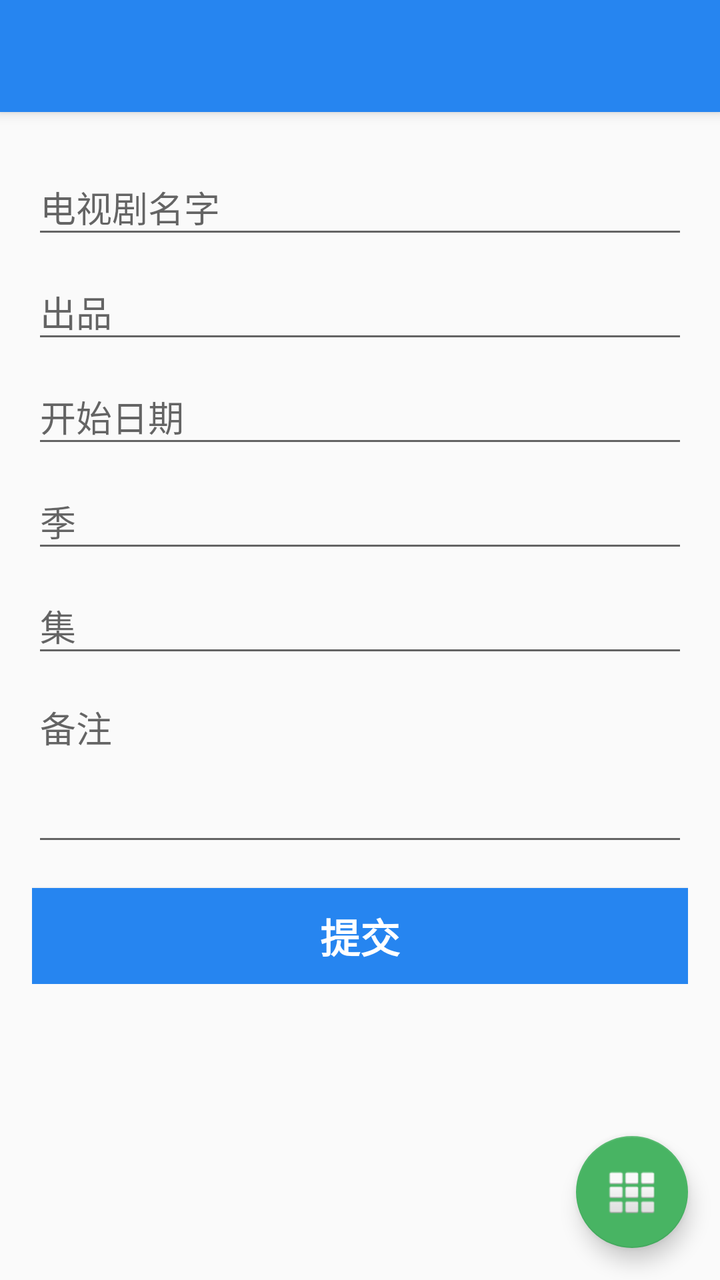
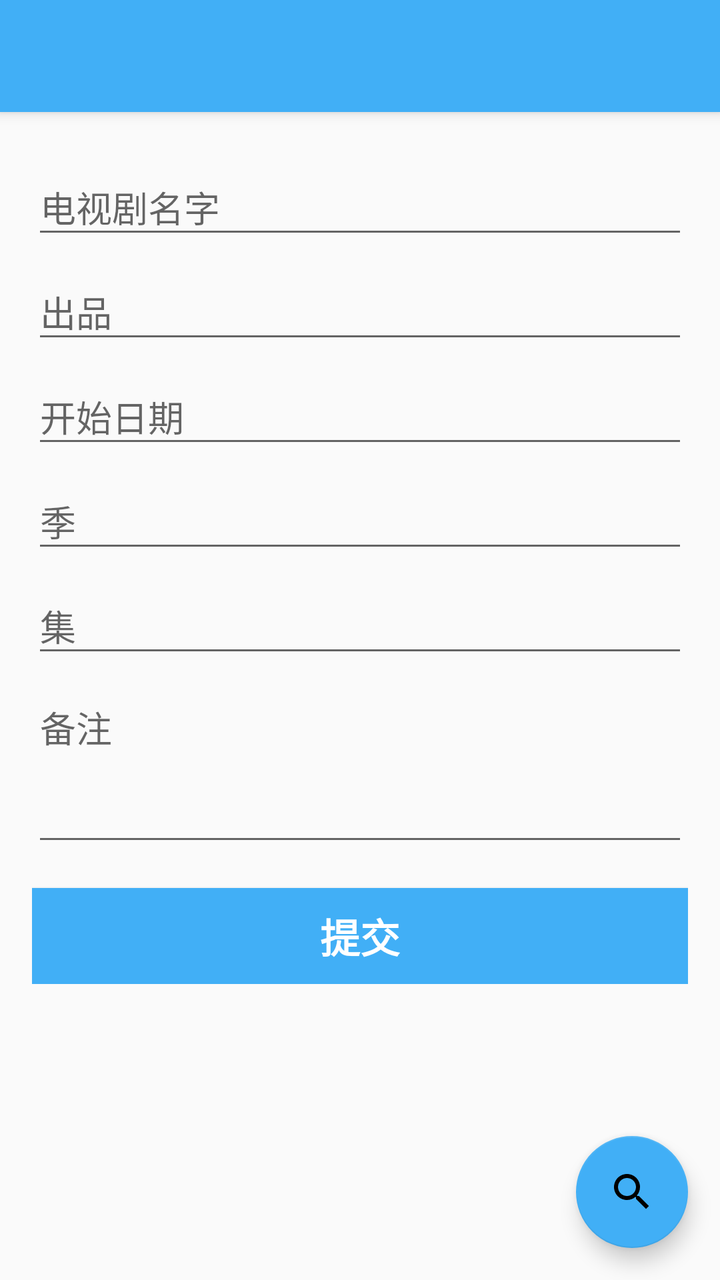

Compare the two renders of this Android layout. The source of the first and the diff that turns it into the second are given below.
<!-- AndroidManifest.xml: activity theme AppTheme.NoActionBar -->
<!-- res/layout/activity_show_info.xml -->
<?xml version="1.0" encoding="utf-8"?>
<android.support.design.widget.CoordinatorLayout
    xmlns:android="http://schemas.android.com/apk/res/android"
    xmlns:app="http://schemas.android.com/apk/res-auto"
    xmlns:tools="http://schemas.android.com/tools"
    android:layout_width="match_parent"
    android:layout_height="match_parent"
    tools:context="cn.sixlab.app.mineapps.activity.ShowInfoActivity">

    <android.support.design.widget.AppBarLayout
        android:layout_width="match_parent"
        android:layout_height="wrap_content"
        android:theme="@style/AppTheme.AppBarOverlay">

        <android.support.v7.widget.Toolbar
            android:id="@+id/toolbar"
            android:layout_width="match_parent"
            android:layout_height="?attr/actionBarSize"
            android:background="?attr/colorPrimary"
            app:popupTheme="@style/AppTheme.PopupOverlay"/>

    </android.support.design.widget.AppBarLayout>

    <include layout="@layout/content_show_info"/>

    <android.support.design.widget.FloatingActionButton
        android:id="@+id/fab"
        android:layout_width="wrap_content"
        android:layout_height="wrap_content"
        android:layout_gravity="bottom|end"
        android:layout_margin="@dimen/fab_margin"
        app:srcCompat="@android:drawable/ic_dialog_dialer"/>

</android.support.design.widget.CoordinatorLayout>
<!-- res/layout/content_show_info.xml (included above) -->
<?xml version="1.0" encoding="utf-8"?>
<android.support.constraint.ConstraintLayout
    xmlns:android="http://schemas.android.com/apk/res/android"
    xmlns:app="http://schemas.android.com/apk/res-auto"
    xmlns:tools="http://schemas.android.com/tools"
    android:layout_width="match_parent"
    android:layout_height="match_parent"
    android:paddingBottom="@dimen/activity_vertical_margin"
    android:paddingLeft="@dimen/activity_horizontal_margin"
    android:paddingRight="@dimen/activity_horizontal_margin"
    android:paddingTop="@dimen/activity_vertical_margin"
    app:layout_behavior="@string/appbar_scrolling_view_behavior"
    tools:context="cn.sixlab.app.mineapps.activity.ShowInfoActivity"
    tools:showIn="@layout/activity_show_info">

    <ScrollView
        android:layout_width="match_parent"
        android:layout_height="match_parent">
        <LinearLayout
            android:layout_width="match_parent"
            android:layout_height="wrap_content"
            android:orientation="vertical">

            <android.support.design.widget.TextInputLayout
                android:layout_width="match_parent"
                android:layout_height="wrap_content">

                <EditText
                    android:id="@+id/text_show_name"
                    android:layout_width="match_parent"
                    android:layout_height="wrap_content"
                    android:hint="@string/prompt_show_name"
                    android:inputType="text"
                    android:maxLines="1"
                    android:singleLine="true"/>
            </android.support.design.widget.TextInputLayout>

            <android.support.design.widget.TextInputLayout
                android:layout_width="match_parent"
                android:layout_height="wrap_content">
                <EditText
                    android:id="@+id/text_tv"
                    android:layout_width="match_parent"
                    android:layout_height="wrap_content"
                    android:hint="@string/prompt_tv"
                    android:inputType="number"
                    android:maxLines="1"
                    android:singleLine="true"/>
            </android.support.design.widget.TextInputLayout>

            <android.support.design.widget.TextInputLayout
                android:layout_width="match_parent"
                android:layout_height="wrap_content">
                <EditText
                    android:id="@+id/text_begin_date"
                    android:layout_width="match_parent"
                    android:layout_height="wrap_content"
                    android:hint="@string/prompt_begin_date"
                    android:inputType="date"
                    android:maxLines="1"
                    android:singleLine="true"/>
            </android.support.design.widget.TextInputLayout>

            <android.support.design.widget.TextInputLayout
                android:layout_width="match_parent"
                android:layout_height="wrap_content">
                <EditText
                    android:id="@+id/text_show_season"
                    android:layout_width="match_parent"
                    android:layout_height="wrap_content"
                    android:hint="@string/prompt_show_season"
                    android:inputType="number"
                    android:maxLines="1"
                    android:singleLine="true"/>
            </android.support.design.widget.TextInputLayout>

            <android.support.design.widget.TextInputLayout
                android:layout_width="match_parent"
                android:layout_height="wrap_content">
                <EditText
                    android:id="@+id/text_show_episode"
                    android:layout_width="match_parent"
                    android:layout_height="wrap_content"
                    android:hint="@string/prompt_show_episode"
                    android:inputType="number"
                    android:maxLines="1"
                    android:singleLine="true"/>
            </android.support.design.widget.TextInputLayout>

            <android.support.design.widget.TextInputLayout
                android:layout_width="match_parent"
                android:layout_height="wrap_content">
                <EditText
                    android:id="@+id/text_remark"
                    android:layout_width="match_parent"
                    android:layout_height="wrap_content"
                    android:hint="@string/prompt_remark"
                    android:inputType="textMultiLine"
                    android:minLines="3"
                    android:maxLines="5"
                    android:gravity="left|top"/>
            </android.support.design.widget.TextInputLayout>

            <Button
                android:id="@+id/show_info_submit"
                style="?android:textAppearanceSmall"
                android:layout_width="match_parent"
                android:layout_height="wrap_content"
                android:layout_marginTop="16dp"
                android:background="@color/colorPrimary"
                android:text="@string/action_submit"
                android:textColor="@color/colorWhite"
                android:textSize="20sp"
                android:onClick="submitShow"
                android:textStyle="bold"/>

        </LinearLayout>
    </ScrollView>

</android.support.constraint.ConstraintLayout>
<!-- resources referenced by this layout -->
<resources>
  <color name="colorPrimary">#2685F0</color>
  <color name="colorWhite">#FFFFFF</color>
  <dimen name="activity_horizontal_margin">16dp</dimen>
  <dimen name="activity_vertical_margin">16dp</dimen>
  <dimen name="fab_margin">16dp</dimen>
  <string name="action_submit">提交</string>
  <string name="prompt_begin_date">开始日期</string>
  <string name="prompt_remark">备注</string>
  <string name="prompt_show_episode">集</string>
  <string name="prompt_show_name">电视剧名字</string>
  <string name="prompt_show_season">季</string>
  <string name="prompt_tv">出品</string>
  <style name="AppTheme.AppBarOverlay" parent="ThemeOverlay.AppCompat.Dark.ActionBar" />
  <style name="AppTheme.PopupOverlay" parent="ThemeOverlay.AppCompat.Light" />
  <style name="AppTheme.NoActionBar">
          <item name="windowActionBar">false</item>
          <item name="windowNoTitle">true</item>
      </style>
</resources>

<!-- the commit's change to res/layout/activity_show_info.xml (unified diff, before → after) -->
@@ -28,8 +28,10 @@
         android:layout_width="wrap_content"
         android:layout_height="wrap_content"
         android:layout_gravity="bottom|end"
+
         android:layout_margin="@dimen/fab_margin"
-        app:srcCompat="@android:drawable/ic_dialog_dialer"/>
+        app:backgroundTint="@color/colorPrimary"
+        app:srcCompat="@drawable/ic_search_black_24dp"/>
 
 </android.support.design.widget.CoordinatorLayout>
 <!-- res/layout/content_show_info.xml (included above) -->
<!-- resource entries referenced after the edit -->
@@ -1,10 +1,20 @@
 <!-- resources referenced by this layout -->
 <resources>
-  <color name="colorPrimary">#2685F0</color>
+  <color name="colorPrimary">#41AFF6</color>
   <color name="colorWhite">#FFFFFF</color>
   <dimen name="activity_horizontal_margin">16dp</dimen>
   <dimen name="activity_vertical_margin">16dp</dimen>
   <dimen name="fab_margin">16dp</dimen>
+  <!-- drawable ic_search_black_24dp (drawable) -->
+  <vector xmlns:android="http://schemas.android.com/apk/res/android"
+          android:width="24dp"
+          android:height="24dp"
+          android:viewportWidth="24.0"
+          android:viewportHeight="24.0">
+      <path
+          android:fillColor="#FF000000"
+          android:pathData="M15.5,14h-0.79l-0.28,-0.27C15.41,12.59 16,11.11 16,9.5 16,5.91 13.09,3 9.5,3S3,5.91 3,9.5 5.91,16 9.5,16c1.61,0 3.09,-0.59 4.23,-1.57l0.27,0.28v0.79l5,4.99L20.49,19l-4.99,-5zM9.5,14C7.01,14 5,11.99 5,9.5S7.01,5 9.5,5 14,7.01 14,9.5 11.99,14 9.5,14z"/>
+  </vector>
   <string name="action_submit">提交</string>
   <string name="prompt_begin_date">开始日期</string>
   <string name="prompt_remark">备注</string>
